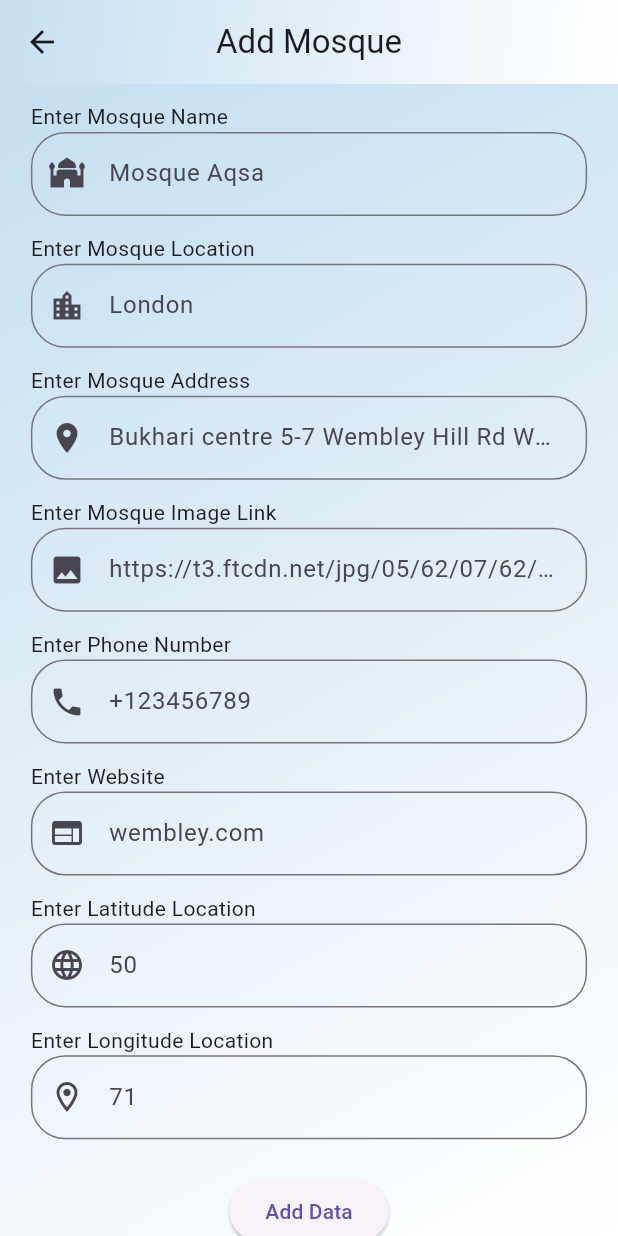
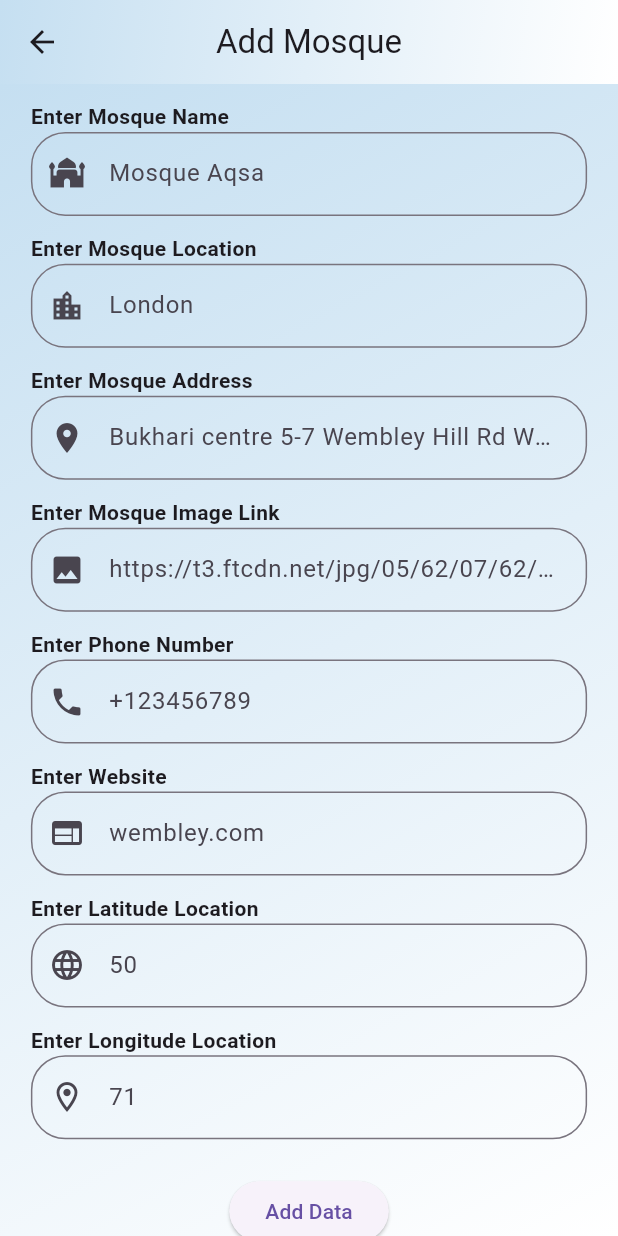
Before and after one commit to Shees-Ali1/prayerTime_dashboard, a Flutter app: the CustomInputFields screen opened directly, on a phone screen of 412 x 824 dp. Run offline on Flutter 3.47's test engine with Material 3 defaults, Android fonts, the light colour scheme and no system bars; our stand-ins replace cloud_firestore, firebase_core, flutter_screenutil, get; accounts and stored records are empty.

Commit message:
prayer times dashboard......

```diff
--- a/lib/widgets/reuse_textfields.dart
+++ b/lib/widgets/reuse_textfields.dart
@@ -19,7 +19,7 @@ class ReuseTextFields extends StatelessWidget {
           crossAxisAlignment: CrossAxisAlignment.start,
           children: [
             SizedBox(height: 10.h,),
-            Text(text),
+            Text(text,style: TextStyle(fontWeight: FontWeight.bold)),
             TextFormField(
               onTap: (){
                 if(onTap != null){
```
